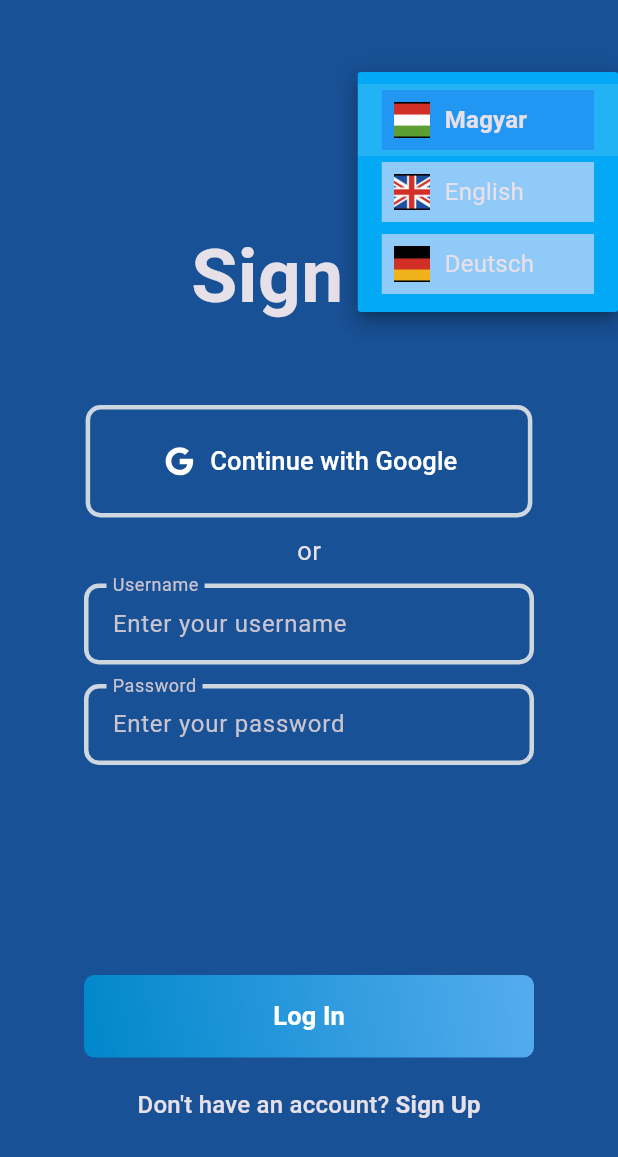
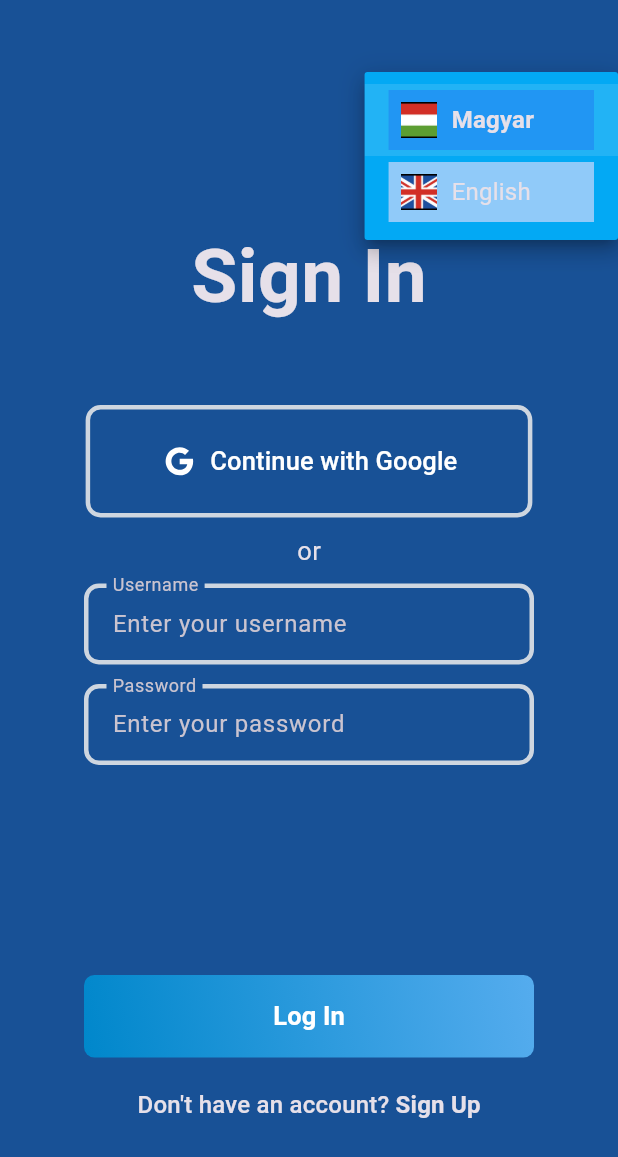
Before and after one commit to Pebber07/CalmWaves, a Flutter app: the LoginScreen screen opened by its route, after a tap on "Magyar", on a phone screen of 412 x 824 dp. Shown: the top 1157 px of the screen. Run offline on Flutter 3.47's test engine with Material 3 defaults, Android fonts, the phone set to English and light mode, and no system bars; our stand-ins replace awesome_notifications, cloud_firestore, dash_chat_2, firebase_auth, firebase_core, firebase_storage and 5 more; missing offline and left inert: chat_gpt_sdk, workmanager; accounts and stored records are empty; generated files the repository leaves out were written again.

Commit message:
Start of localizations, small fixes in language_selector

```diff
--- a/lib/widgets/language_selector_widget.dart
+++ b/lib/widgets/language_selector_widget.dart
@@ -19,13 +19,11 @@ class _LanguageSelectorState extends State<LanguageSelector> {
   final Map<String, String> languageNames = {
     "hu": "Magyar",
     "gb": "English",
-    "de": "Deutsch",
   };
 
   final Map<String, String> flagAssets = {
     "hu": "assets/flags/hu.png",
     "gb": "assets/flags/gb.png",
-    "de": "assets/flags/de.png",
   };
 
   @override
--- a/pubspec.yaml
+++ b/pubspec.yaml
@@ -31,6 +31,9 @@ dependencies:
   flutter:
     sdk: flutter
   flutter_svg: ^2.0.10+1
+  # flutter_localizations:
+  #  sdk: flutter
+  # intl: ^0.18.0
 
 
   # The following adds the Cupertino Icons font to your application.
```
Also changed, not shown: lib/l10n/app_en.arb (added), lib/l10n/app_hu.arb (added).
